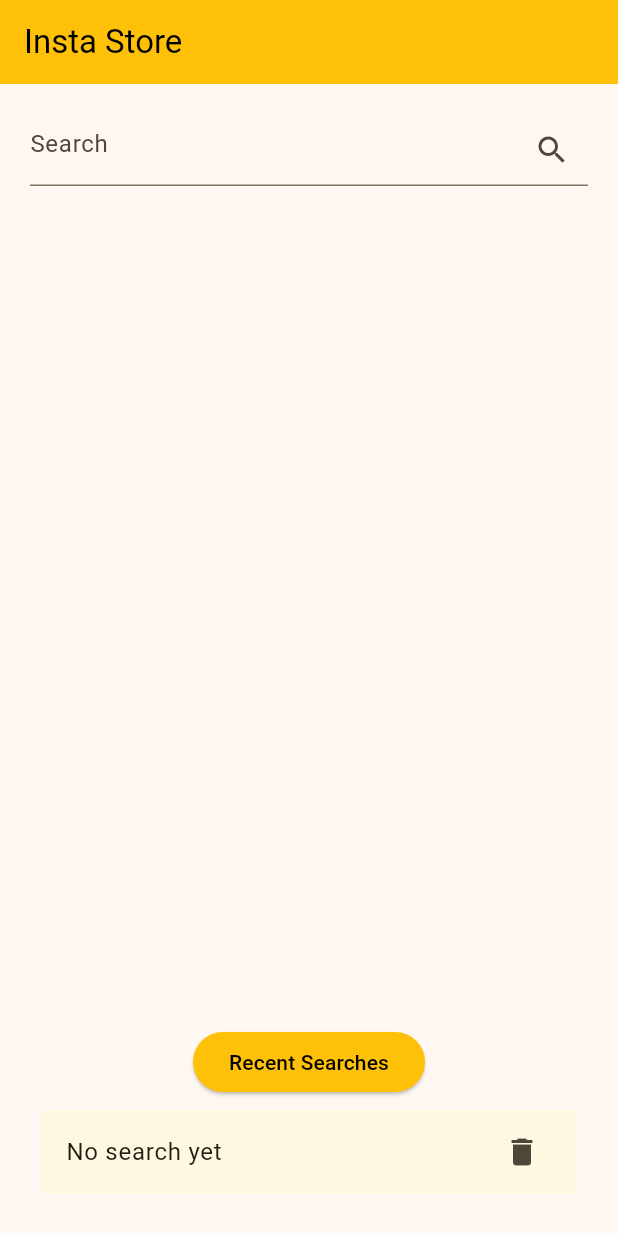
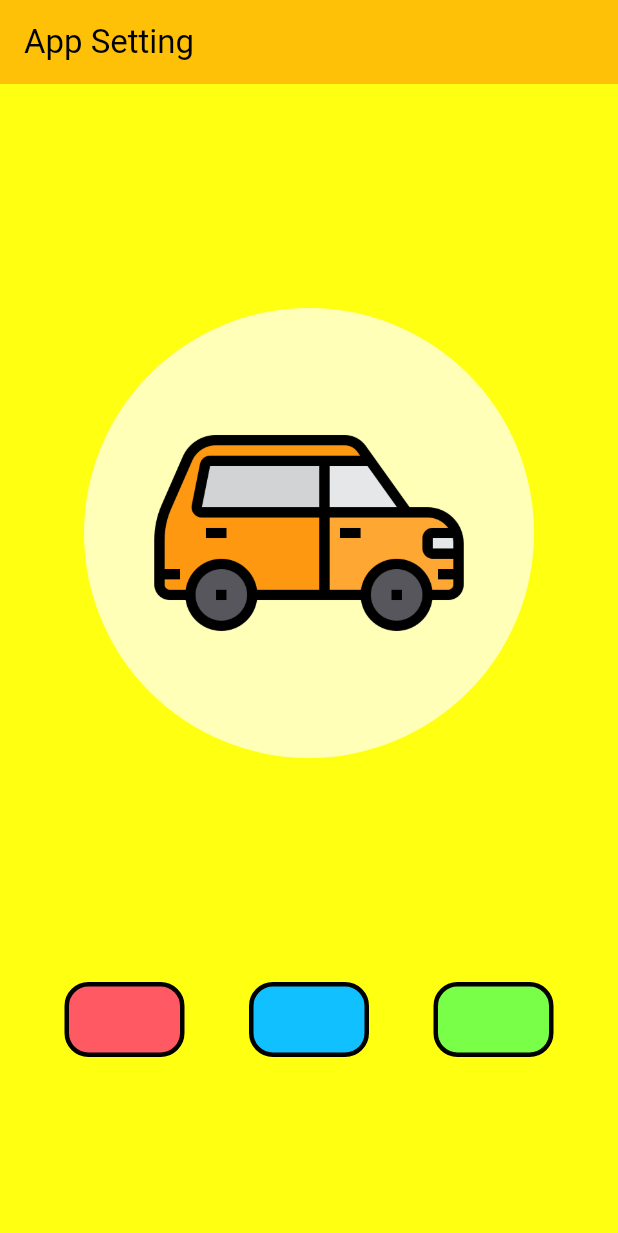
Before and after one commit to Dhannesh/app_shared_Pref, a Flutter app: the screen it shows after launch, on a phone screen of 412 x 824 dp. Shown: the top 1233 px of the screen. Run offline on Flutter 3.47's test engine with Material 3 defaults, Android fonts, the phone set to English and light mode, and no system bars; our stand-ins replace shared_preferences.

Commit message:
add autocomplete and app setting using shared preferences

```diff
--- /dev/null
+++ b/lib/app_setting.dart
@@ -0,0 +1,138 @@
+import 'package:app_shared_pref/utils/preferences_util.dart';
+import 'package:flutter/material.dart';
+
+class AppSetting extends StatefulWidget {
+  const AppSetting({super.key});
+
+  @override
+  State<AppSetting> createState() => _AppSettingState();
+}
+
+class _AppSettingState extends State<AppSetting> {
+  PreferencesUtil preferencesUtil = PreferencesUtil();
+
+  @override
+  void initState() {
+    // TODO: implement initState
+    super.initState();
+    preferencesUtil.init().then((value) {
+      setState(() {
+        _settingColor = preferencesUtil.getColor() ?? 0xffffff11;
+        _settingImage = preferencesUtil.getImage() ?? 'car';
+      });
+    });
+
+  }
+
+  String _settingImage = 'car';
+  final List<String> _images = ['car', 'ducky', 'dino', 'engine', 'robot'];
+  int _settingColor = 0xffffff11;
+
+  final List<int> _colors = [0xffff5a64, 0xff11c1ff, 0xff79ff48];
+  setColor(int color) {
+    setState(() {
+      _settingColor = color;
+      preferencesUtil.setColor(color);
+    });
+  }
+
+  setImage(String image) {
+    setState(() {
+      _settingImage = image;
+      preferencesUtil.setImage(image);
+    });
+  }
+
+  @override
+  Widget build(BuildContext context) {
+    return Scaffold(
+      backgroundColor: Color(_settingColor),
+      appBar: AppBar(
+        title: Text('App Setting'),
+        backgroundColor: Colors.amber,
+        foregroundColor: Colors.black,
+      ),
+      body: Column(
+        mainAxisAlignment: MainAxisAlignment.spaceEvenly,
+        children: [
+          InkWell(
+            onTap: () async {
+                  await _showMyDialog();
+            },
+            child: Container(
+              height: 300,
+              width: 300,
+              margin: EdgeInsets.all(30),
+              padding: EdgeInsets.all(40),
+              decoration:
+                  BoxDecoration(color: Colors.white70, shape: BoxShape.circle),
+              child: Image.asset('images/$_settingImage.png'),
+            ),
+          ),
+          Row(
+            mainAxisAlignment: MainAxisAlignment.spaceEvenly,
+            children: [
+              InkResponse(
+                  onTap: () => setColor(_colors[0]),
+                  child: ColorButton(_colors[0])),
+              InkResponse(
+                  onTap: () => setColor(_colors[1]),
+                  child: ColorButton(_colors[1])),
+              InkResponse(
+                  onTap: () => setColor(_colors[2]),
+                  child: ColorButton(_colors[2])),
+            ],
+          )
+        ],
+      ),
+    );
+  }
+
+  Future<void> _showMyDialog() async {
+    return showDialog(
+        context: context,
+        barrierDismissible: false,
+        builder: (BuildContext context) {
+          return AlertDialog(
+              title: Text('Choose image'),
+              content: Autocomplete<String>(
+                optionsBuilder: (TextEditingValue textEditingValue) {
+                  if (textEditingValue.text == '') {
+                    return _images;
+                  }
+                  return _images.where((String option) {
+                    return option.contains(textEditingValue.text.toLowerCase());
+                  });
+                },
+                onSelected: (String selection) {
+                  setImage(selection);
+                },
+              ),
+              actions: <Widget>[
+                TextButton(
+                    child: Text('Change'),
+                    onPressed: () {
+                      Navigator.of(context).pop();
+                    })
+              ]);
+        });
+  }
+}
+
+class ColorButton extends StatelessWidget {
+  final int colorCode;
+  const ColorButton(this.colorCode, {super.key});
+  @override
+  Widget build(BuildContext context) {
+   return Container(
+     width: 80,
+     height: 50,
+     decoration:BoxDecoration(
+       border: Border.all(color: Colors.black, width: 3),
+       borderRadius: BorderRadius.all(Radius.circular(16)),
+       color: Color(colorCode)
+     )
+
+   );
+  }
+}
--- a/lib/main.dart
+++ b/lib/main.dart
@@ -1,3 +1,5 @@
+import 'package:app_shared_pref/app_setting.dart';
+import 'package:app_shared_pref/auto_complete_page.dart';
 import 'package:app_shared_pref/my_home_page.dart';
 import 'package:app_shared_pref/preferences_page.dart';
 import 'package:flutter/material.dart';
@@ -16,9 +18,10 @@ class MyApp extends StatelessWidget {
       title: 'Shared Preferences',
       theme: ThemeData(
         colorScheme: ColorScheme.fromSeed(seedColor: Colors.amber),
+        visualDensity: VisualDensity.adaptivePlatformDensity,
         useMaterial3: true,
       ),
-      home: MyHomePage(),
+      home: AppSetting(),
     );
   }
 }
--- a/lib/my_home_page.dart
+++ b/lib/my_home_page.dart
@@ -10,6 +10,8 @@ class MyHomePage extends StatefulWidget {
 
 class _MyHomePageState extends State<MyHomePage> {
   PreferencesUtil preferencesUtil = PreferencesUtil();
+  final List<String> _searchTermsList = [];
+
   final TextEditingController _searchController = TextEditingController();
   String _searchTerm = "No search yet";
 
@@ -29,7 +31,7 @@ class _MyHomePageState extends State<MyHomePage> {
           foregroundColor: Colors.black,
         ),
         body: Container(
-          padding: EdgeInsets.all(20),
+          margin: EdgeInsets.all(20),
           child: Column(
             mainAxisAlignment: MainAxisAlignment.spaceEvenly,
             children: [
@@ -51,7 +53,8 @@ class _MyHomePageState extends State<MyHomePage> {
                               }),
                         ))
                   ],
-              )),
+                ),
+              ),
               Column(
                 children: [
                   ElevatedButton(
--- a/lib/utils/preferences_util.dart
+++ b/lib/utils/preferences_util.dart
@@ -11,6 +11,14 @@ class PreferencesUtil {
   }
   Future<void> init() async {
     _sharedPreferences = await SharedPreferences.getInstance();
+  }
+
+  Future<bool> setSearchTerms(List<String> value) async {
+    return await _sharedPreferences.setStringList('search_terms', value);
+  }
+
+  List<String>? getSearchTerms(){
+    return _sharedPreferences.getStringList('search_terms');
   }
 
   Future<bool> setSearchTerm(String value) async {
@@ -68,4 +76,17 @@ class PreferencesUtil {
   Set<String> getKeys() {
     return _sharedPreferences.getKeys();
   }
+
+  Future<bool> setImage(String value) async {
+    return await _sharedPreferences.setString('image', value);
+  }
+  String? getImage() {
+    return _sharedPreferences.getString('image');
+  }
+  Future<bool> setColor(int value) async {
+    return await _sharedPreferences.setInt('color', value);
+  }
+  int? getColor() {
+    return _sharedPreferences.getInt('color');
+  }
 }
--- a/pubspec.yaml
+++ b/pubspec.yaml
@@ -59,8 +59,8 @@ flutter:
   uses-material-design: true
 
   # To add assets to your application, add an assets section, like this:
-  # assets:
-  #   - images/a_dot_burr.jpeg
+  assets:
+    - images/
   #   - images/a_dot_ham.jpeg
 
   # An image asset can refer to one or more resolution-specific "variants", see
```
Also changed, not shown: lib/auto_complete_page.dart (added, +114 -0 lines), images/car.png (added), images/dino.png (added), images/ducky.png (added), images/engine.png (added), images/robot.png (added), 1 other file. Lines whose indentation alone changed are shown as unchanged.
